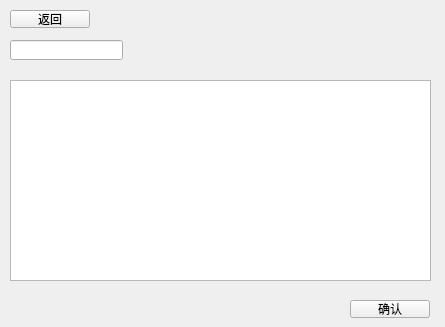
Above: stu/stu_comment.ui from 125055006/NewFoolLuoJia before the change. Below: the same form after it.
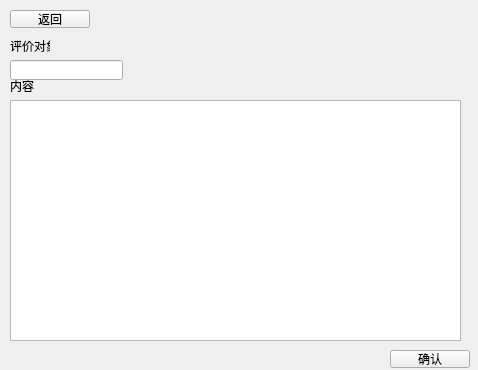
That is the form after the change.

Diff of the .ui file:
```diff
--- a/stu/stu_comment.ui
+++ b/stu/stu_comment.ui
@@ -6,8 +6,8 @@
    <rect>
     <x>0</x>
     <y>0</y>
-    <width>445</width>
-    <height>327</height>
+    <width>478</width>
+    <height>370</height>
    </rect>
   </property>
   <property name="windowTitle">
@@ -30,9 +30,9 @@
    <property name="geometry">
     <rect>
      <x>10</x>
-     <y>80</y>
-     <width>421</width>
-     <height>201</height>
+     <y>100</y>
+     <width>451</width>
+     <height>241</height>
     </rect>
    </property>
   </widget>
@@ -40,7 +40,7 @@
    <property name="geometry">
     <rect>
      <x>10</x>
-     <y>40</y>
+     <y>60</y>
      <width>113</width>
      <height>20</height>
     </rect>
@@ -49,8 +49,8 @@
   <widget class="QPushButton" name="confirm">
    <property name="geometry">
     <rect>
-     <x>350</x>
-     <y>300</y>
+     <x>390</x>
+     <y>350</y>
      <width>80</width>
      <height>18</height>
     </rect>
@@ -59,6 +59,32 @@
     <string>确认</string>
    </property>
   </widget>
+  <widget class="QLabel" name="label">
+   <property name="geometry">
+    <rect>
+     <x>10</x>
+     <y>40</y>
+     <width>40</width>
+     <height>12</height>
+    </rect>
+   </property>
+   <property name="text">
+    <string>评价对象</string>
+   </property>
+  </widget>
+  <widget class="QLabel" name="label_2">
+   <property name="geometry">
+    <rect>
+     <x>10</x>
+     <y>80</y>
+     <width>40</width>
+     <height>12</height>
+    </rect>
+   </property>
+   <property name="text">
+    <string>内容</string>
+   </property>
+  </widget>
  </widget>
  <resources/>
  <connections/>
```
